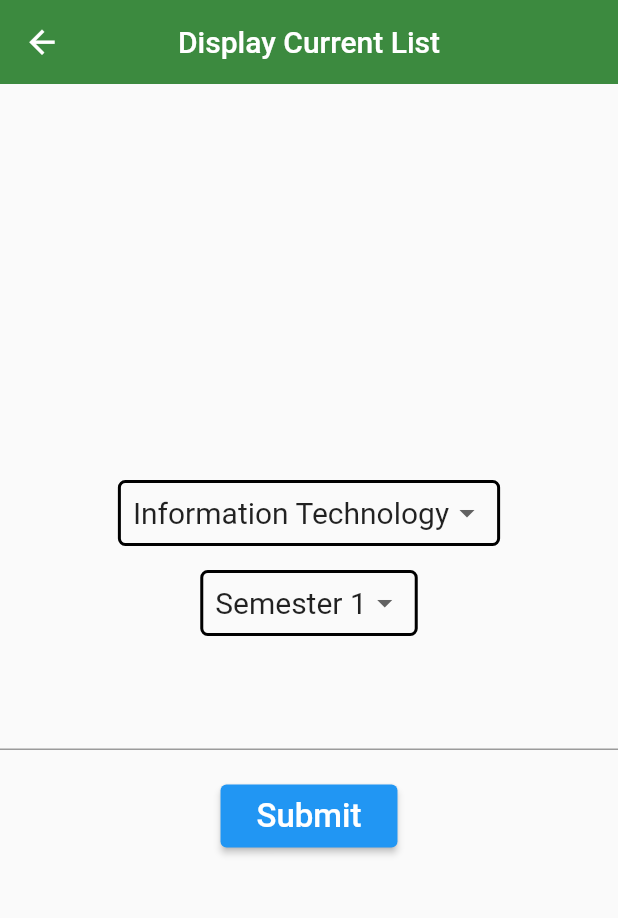
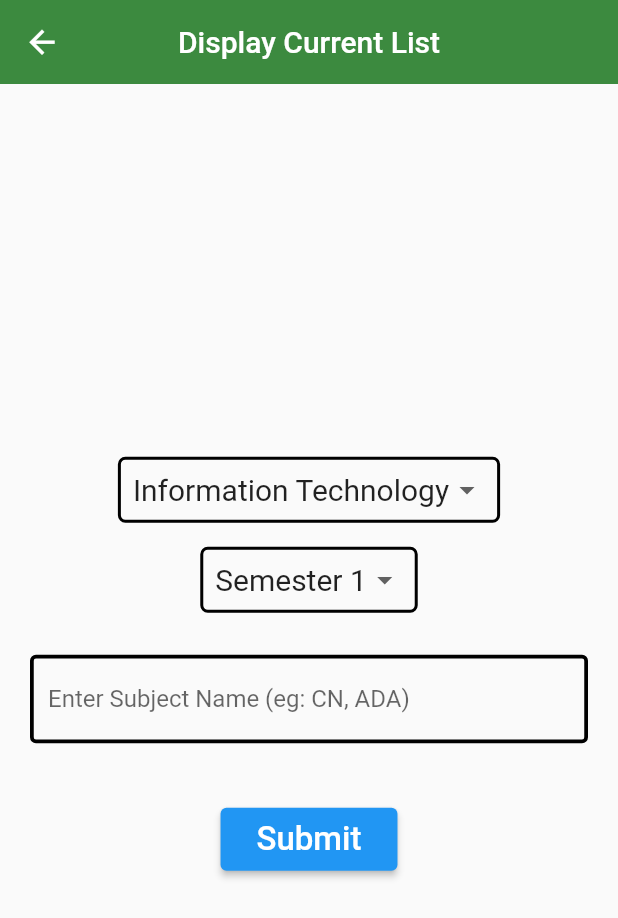
Before and after one commit to FineCoders001/uni_campus, a Flutter app: the Select screen opened directly, on a phone screen of 412 x 824 dp. Shown: the top 918 px of the screen. Run offline on Flutter 3.47's test engine with Material 2 defaults, Android fonts, the phone set to English and light mode, and no system bars; our stand-ins replace badges, cached_network_image, carousel_slider, cloud_firestore, connectivity_plus, csv and 15 more; missing offline and left inert: barcode_scan2, flutterfire_ui; accounts and stored records are empty; statements that could not run were skipped.

Commit message:
Improved attendance ui

```diff
--- a/lib/Attendance/Models/attend.dart
+++ b/lib/Attendance/Models/attend.dart
@@ -2,6 +2,7 @@ class Attend {
   late final String dept;
   late final String year;
   late final String month;
+  late final String facultyName;
   late final String date;
   late final String subject;
   late final String semester;
@@ -12,6 +13,7 @@ class Attend {
     required this.year,
     required this.semester,
     required this.month,
+    required this.facultyName,
     required this.subject,
     required this.map,
     required this.date,
@@ -20,6 +22,7 @@ class Attend {
       : this(
             dept: json["Department"] as String,
             year: json["Year"] as String,
+            facultyName: json["Faculty_Name"] as String,
             month: json["Month"] as String,
             subject: json["Subject"] as String,
             semester: json["Semester"] as String,
@@ -29,6 +32,7 @@ class Attend {
   Map<String, Object?> toJson() {
     return {
       'Department': dept,
+      'FacultyName': facultyName,
       'Year': year,
       'Month': month,
       'Subject': subject,
--- a/lib/Attendance/display_curlist.dart
+++ b/lib/Attendance/display_curlist.dart
@@ -1,14 +1,16 @@
 import 'package:flutter/material.dart';
+import 'package:hooks_riverpod/hooks_riverpod.dart';
 import 'package:uni_campus/Attendance/scan_qr.dart';
+import 'package:uni_campus/Profile/Screens/profile_screen.dart';
 
-class Select extends StatefulWidget {
+class Select extends StatefulHookConsumerWidget {
   const Select({Key? key}) : super(key: key);
 
   @override
   _SelectState createState() => _SelectState();
 }
 
-class _SelectState extends State<Select> {
+class _SelectState extends ConsumerState<Select> {
   List<String> months = [
     'January',
     'February',
@@ -24,14 +26,23 @@ class _SelectState extends State<Select> {
     'December'
   ];
   String dept = "Information Technology";
-  late String subj = "";
+  String subj = "";
+  String facName = "";
   String y = DateTime.now().year.toString();
   String d = DateTime.now().toString();
   String sem = "Semester 1";
+
+  @override
+  void initState() {
+    facName = ref.read(userCrudProvider).user["userName"];
+    super.initState();
+  }
+
   @override
   Widget build(BuildContext context) {
     String m = months[DateTime.now().month - 1];
 
+    TextEditingController _formcontroller = TextEditingController();
     return Scaffold(
       appBar: AppBar(
         backgroundColor: const Color.fromARGB(255, 60, 138, 63),
@@ -131,25 +142,21 @@ class _SelectState extends State<Select> {
               ),
             ),
             Padding(
-              padding: const EdgeInsets.only(top: 20.0),
+              padding: const EdgeInsets.all(20.0),
               child: Form(
                 child: TextFormField(
-                  initialValue: subj,
-                  textCapitalization: TextCapitalization.characters,
-                  validator: (value) {
-                    if (value == null || value.isEmpty) {
-                      return "Please enter a valid subject";
-                    } else {
-                      return null;
-                    }
-                  },
-                  onChanged: (value) {
-                    if (value != "" || value.isNotEmpty) {
-                      setState(() {
-                        subj = value;
-                      });
-                    }
-                  },
+                  decoration: const InputDecoration(
+                      border: OutlineInputBorder(
+                        borderSide: BorderSide(width: 2.5),
+                      ),
+                      enabledBorder: OutlineInputBorder(
+                        borderSide: BorderSide(width: 2.5),
+                      ),
+                      focusedBorder: OutlineInputBorder(
+                        borderSide: BorderSide(width: 2.5),
+                      ),
+                      hintText: "Enter Subject Name (eg: CN, ADA) "),
+                  controller: _formcontroller,
                 ),
               ),
             ),
@@ -157,20 +164,30 @@ class _SelectState extends State<Select> {
               padding: const EdgeInsets.only(top: 20.0),
               child: ElevatedButton(
                 onPressed: () {
+                  if (_formcontroller.value.text.toString() != "") {
                     Navigator.push(
                       context,
                       MaterialPageRoute(
                         builder: (context) {
                           return ScanQR(
+                              facultyName: facName,
                               department: dept,
                               semester: sem,
-                            subject: subj,
+                              subject: _formcontroller.value.text
+                                  .toString()
+                                  .toUpperCase(),
                               year: y,
                               month: m,
                               date: d);
                         },
                       ),
                     );
+                  } else {
+                    ScaffoldMessenger.of(context).showSnackBar(const SnackBar(
+                        duration: Duration(milliseconds: 1500),
+                        content: Text('Subject cannot be empty',
+                            textAlign: TextAlign.center)));
+                  }
                 },
                 child: const Padding(
                   padding: EdgeInsets.all(8.0),
```
Also changed, not shown: lib/Attendance/scan_qr.dart (+25 -6 lines). Lines whose indentation alone changed are shown as unchanged.
